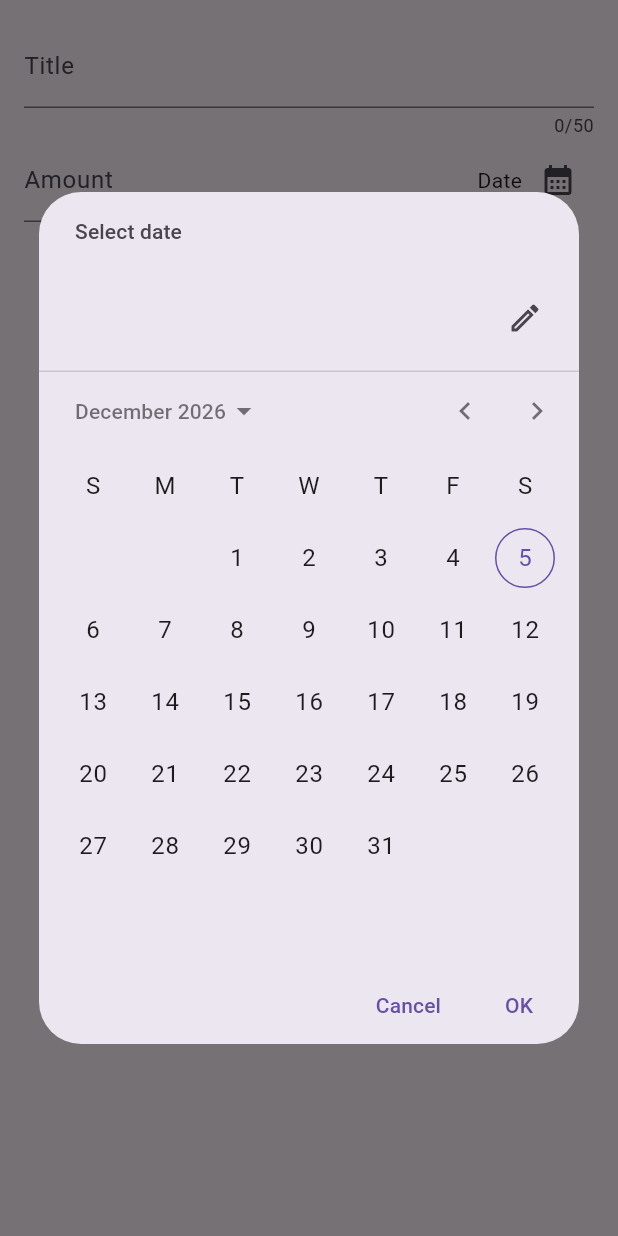
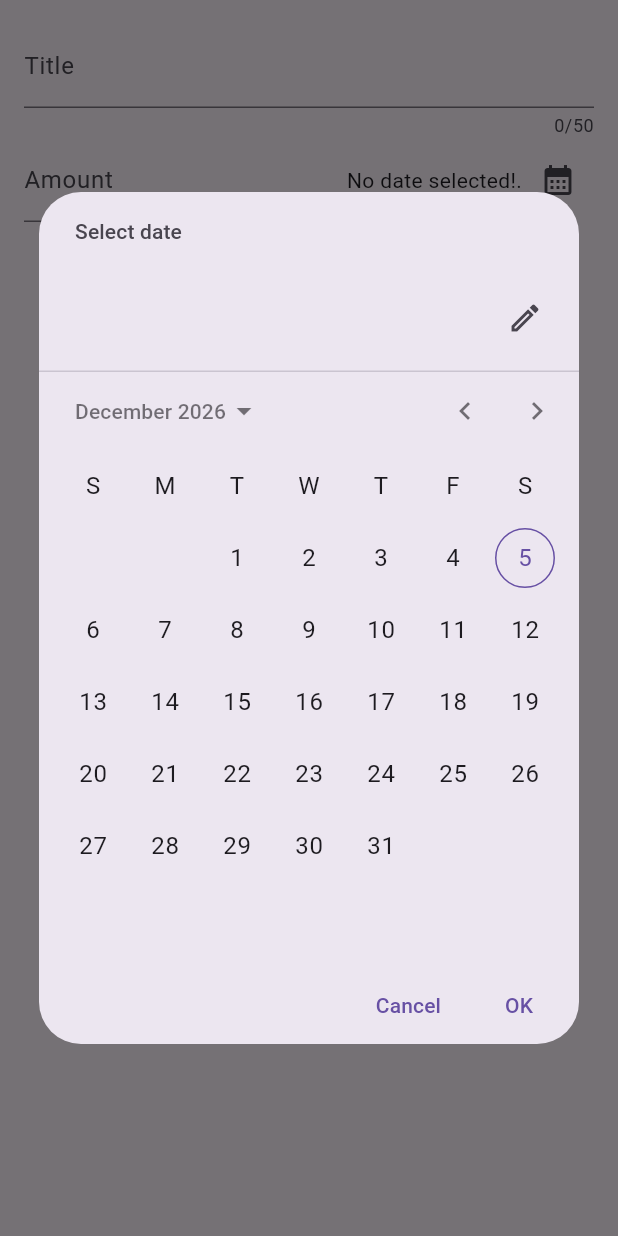
Before and after one commit to kaaoaa505/Flutter_The_Complete_Guide, a Flutter app: the NewExpenseScreen widget shown alone on an empty page, opened directly, after a tap on the "calendar month" icon, on a phone screen of 412 x 824 dp. Run offline on Flutter 3.47's test engine with Material 3 defaults, Android fonts, the phone set to English and light mode, and no system bars; our stand-ins replace google_fonts.

Commit message:
Add date selection functionality to NewExpenseScreen

```diff
--- a/p05_expense_tracker_app/lib/expenses/new_expense_screen.dart
+++ b/p05_expense_tracker_app/lib/expenses/new_expense_screen.dart
@@ -1,3 +1,4 @@
+import 'package:expense_tracker_app/models/expense_model.dart';
 import 'package:flutter/material.dart';
 
 class NewExpenseScreen extends StatefulWidget {
@@ -11,10 +12,22 @@ class _NewExpenseScreenState extends State<NewExpenseScreen> {
   final _titleController = TextEditingController();
   final _amountController = TextEditingController();
 
-  void _datePicker() {
+  DateTime? _dateValue;
+
+  void _datePicker() async {
     final now = DateTime.now();
 
-    showDatePicker(context: context, firstDate: DateTime(now.year - 5), lastDate: DateTime(now.year + 5));
+    var value = await showDatePicker(
+      context: context,
+      firstDate: DateTime(now.year - 5),
+      lastDate: DateTime(now.year + 5),
+    );
+
+    setState(() {
+      _dateValue = value;
+    });
+
+    print('Date Time is: ${formatter.format(_dateValue!)}');
   }
 
   @override
@@ -54,7 +67,7 @@ class _NewExpenseScreenState extends State<NewExpenseScreen> {
                   mainAxisAlignment: MainAxisAlignment.end,
                   crossAxisAlignment: CrossAxisAlignment.center,
                   children: [
-                    Text('Date'),
+                    Text(_dateValue != null ? formatter.format(_dateValue!) : 'No date selected!.'),
                     IconButton(
                       onPressed: _datePicker,
                       icon: Icon(Icons.calendar_month),
```
